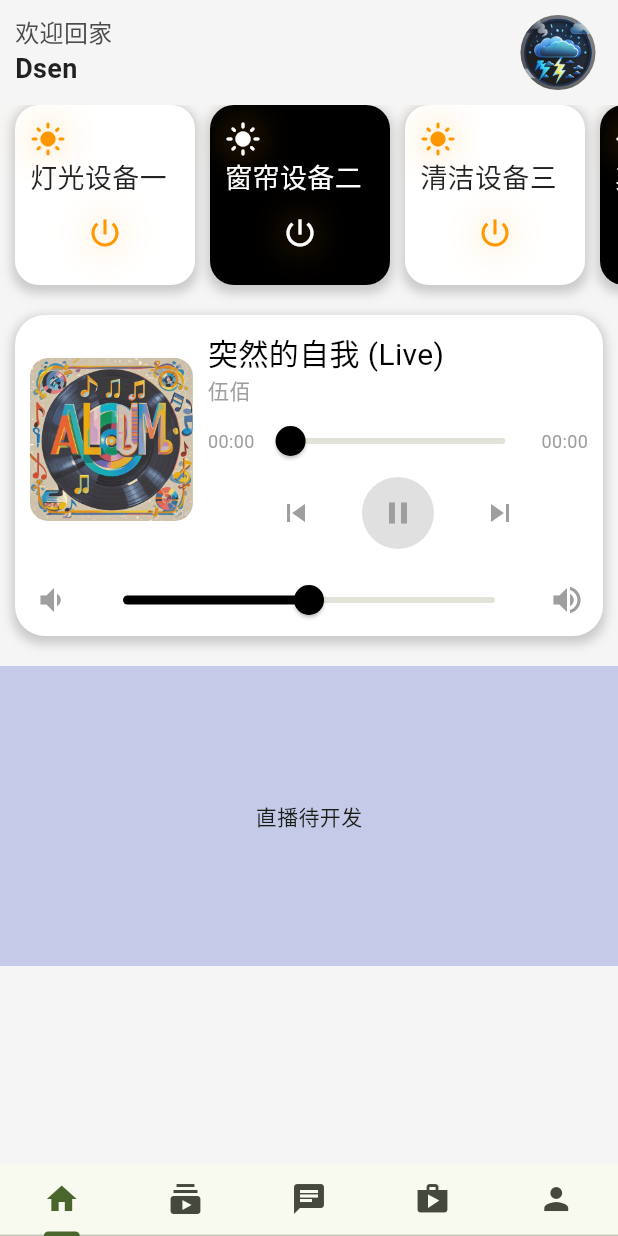
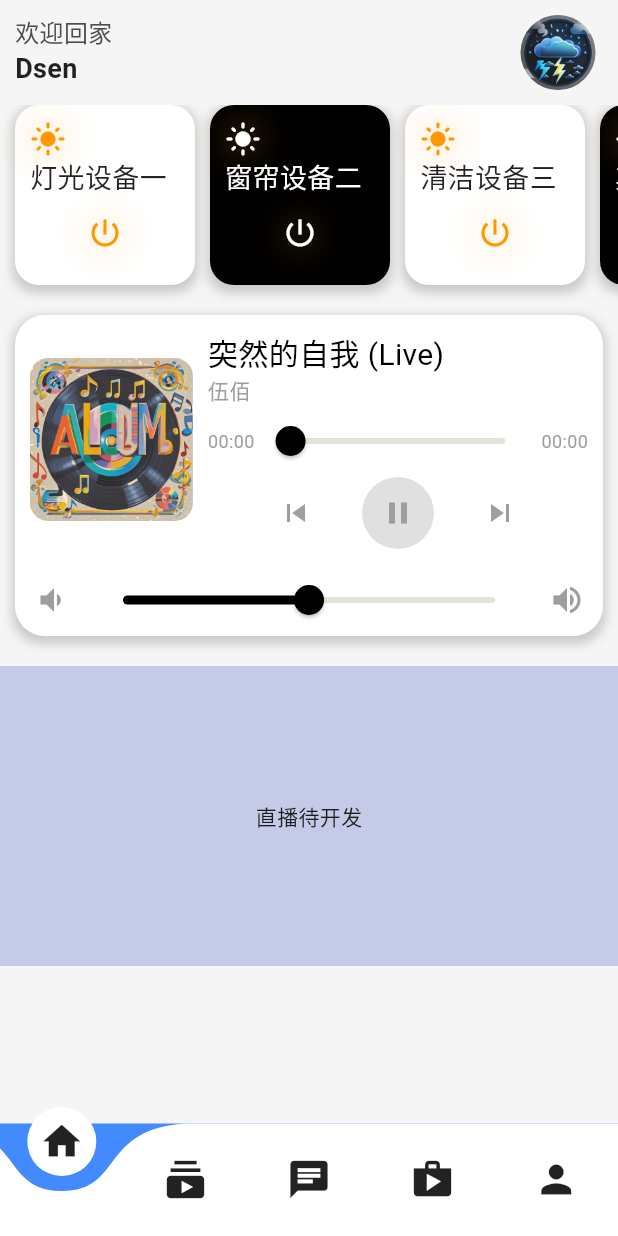
Before and after one commit to dsencheng/dsen_home_flutter_app, a Flutter app: the screen it shows after launch, after a tap on the "play arrow" icon, on a phone screen of 412 x 824 dp. Run offline on Flutter 3.47's test engine with Material 3 defaults, Android fonts, the light colour scheme and no system bars; drawn by our look-alikes of curved_navigation_bar; our stand-ins replace animated_text_kit, dio, flutter_spinkit, get, just_audio, logger and 4 more.

Commit message:
更新tabbar

```diff
--- a/lib/main.dart
+++ b/lib/main.dart
@@ -1,3 +1,4 @@
+import 'package:curved_navigation_bar/curved_navigation_bar.dart';
 import 'package:flutter/material.dart';
 import 'package:get/get.dart';
 import 'package:get/get_navigation/src/root/get_material_app.dart';
@@ -19,8 +20,35 @@ class MyApp extends StatefulWidget {
   State<MyApp> createState() => _MyAppState();
 }
 
-class _MyAppState extends State<MyApp> {
+class _MyAppState extends State<MyApp> with SingleTickerProviderStateMixin {
   final bool _showTabBar = true;
+
+  late TabController _tabController;
+  final _bottomNavigationKey = GlobalKey();
+  double _swipeOffset = 0;
+
+  @override
+  void initState() {
+    super.initState();
+    _tabController = TabController(length: 5, vsync: this);
+    // 添加监听器
+    _tabController.addListener(() {
+      print("Tab changed to: ${_tabController.index}");
+      tabToIndex(_tabController.index);
+    });
+  }
+
+  @override
+  void dispose() {
+    _tabController.dispose();
+    super.dispose();
+  }
+
+  void tabToIndex(int index) {
+    final barState =
+        _bottomNavigationKey.currentState as CurvedNavigationBarState;
+    barState.setPage(index.clamp(0, _tabController.length - 1));
+  }
 
   @override
   Widget build(BuildContext context) {
@@ -29,9 +57,7 @@ class _MyAppState extends State<MyApp> {
         colorScheme: ColorScheme.fromSeed(seedColor: Colors.lightGreen),
         // useMaterial3: true,
       ),
-      home: DefaultTabController(
-        length: 5,
-        child: Scaffold(
+      home: Scaffold(
         // appBar: AppBar(
         //   leading: IconButton(onPressed: (){
         //     setState(() {
@@ -39,8 +65,9 @@ class _MyAppState extends State<MyApp> {
         //     });
         //   }, icon: Icon(Icons.change_circle)),
         // ),
-          body: const TabBarView(
-            children: [
+        body: TabBarView(
+          controller: _tabController,
+          children: const [
             HomePage(),
             ShortVideoPage(),
             ChatPage(),
@@ -48,33 +75,81 @@ class _MyAppState extends State<MyApp> {
             PersonalPage(),
           ],
         ),
-          bottomNavigationBar: _showTabBar ? const SafeArea(
-            child: TabBar(
-              tabs: [
-                Tab(
-                  icon: Icon(Icons.home),
-                  // text: "Home",
+        bottomNavigationBar: _showTabBar
+            ? SafeArea(
+                child: Builder(builder: (context) {
+                  return GestureDetector(
+                    onHorizontalDragStart: (details) {
+                      _swipeOffset = 0;
+                    },
+                    onHorizontalDragCancel: () {
+                      _swipeOffset = 0;
+                    },
+                    onHorizontalDragUpdate: (details) {
+                      _swipeOffset = details.delta.dx;
+                      print("delta:${details.delta.dx}");
+                      // print("update _swipeOffset: $_swipeOffset");
+                      // if (details.delta.dx > 0) {
+                      //   // 向右滑动
+                      // } else {
+                      //   // 向左滑动
+                      // }
+                      // print("details.delta.dx: ${details.delta.dx}");
+                    },
+                    onHorizontalDragEnd: (details) {
+                      // print("end _swipeOffset: $_swipeOffset");
+                      if (_swipeOffset > 1) {
+                        // 向右滑动
+                        tabToIndex((_tabController.index - 1)
+                          ..clamp(0, _tabController.length));
+                      } else if (_swipeOffset < -1) {
+                        // 向左滑动
+                        tabToIndex((_tabController.index + 1)
+                            .clamp(0, _tabController.length));
+                      }
+
+                      // 检测滑动的速度和方向
+                      if (details.velocity.pixelsPerSecond.dx > 0) {
+                        // 右滑
+                        // print("Swiped Right");
+                      } else if (details.velocity.pixelsPerSecond.dx < 0) {
+                        // 左滑
+                        // print("Swiped Left");
+                      }
+                    },
+                    child: CurvedNavigationBar(
+                      key: _bottomNavigationKey,
+                      items: const [
+                        Icon(
+                          Icons.home,
+                          size: 30,
                         ),
-                Tab(
-                  icon: Icon(Icons.subscriptions),
-                  // text: "Shorts",
+                        Icon(
+                          Icons.subscriptions,
+                          size: 30,
                         ),
-                Tab(
-                  icon: Icon(Icons.chat),
-                  // text: "Chat",
+                        Icon(
+                          Icons.chat,
+                          size: 30,
                         ),
-                Tab(
-                  icon: Icon(Icons.shop),
-                  // text: "Shop",
+                        Icon(
+                          Icons.shop,
+                          size: 30,
                         ),
-                Tab(
-                  icon: Icon(Icons.person),
-                  // text: "Personal",
+                        Icon(
+                          Icons.person,
+                          size: 30,
                         ),
                       ],
+                      onTap: (value) {
+                        _tabController.animateTo(
+                            value.clamp(0, _tabController.length - 1));
+                      },
                     ),
-          ) : null,
-        ),
+                  );
+                }),
+              )
+            : null,
       ),
       initialRoute: "/",
       getPages: RoutePages,
--- a/pubspec.yaml
+++ b/pubspec.yaml
@@ -53,7 +53,8 @@ dependencies:
   intl: ^0.20.1
   # 打字机动画文本
   typewritertext: ^3.0.9
-
+  # 底部导航栏
+  curved_navigation_bar: ^1.0.6
 
 dev_dependencies:
   flutter_test:
```
Also changed, not shown: pubspec.lock, 1 other file. Lines whose indentation alone changed are shown as unchanged.
